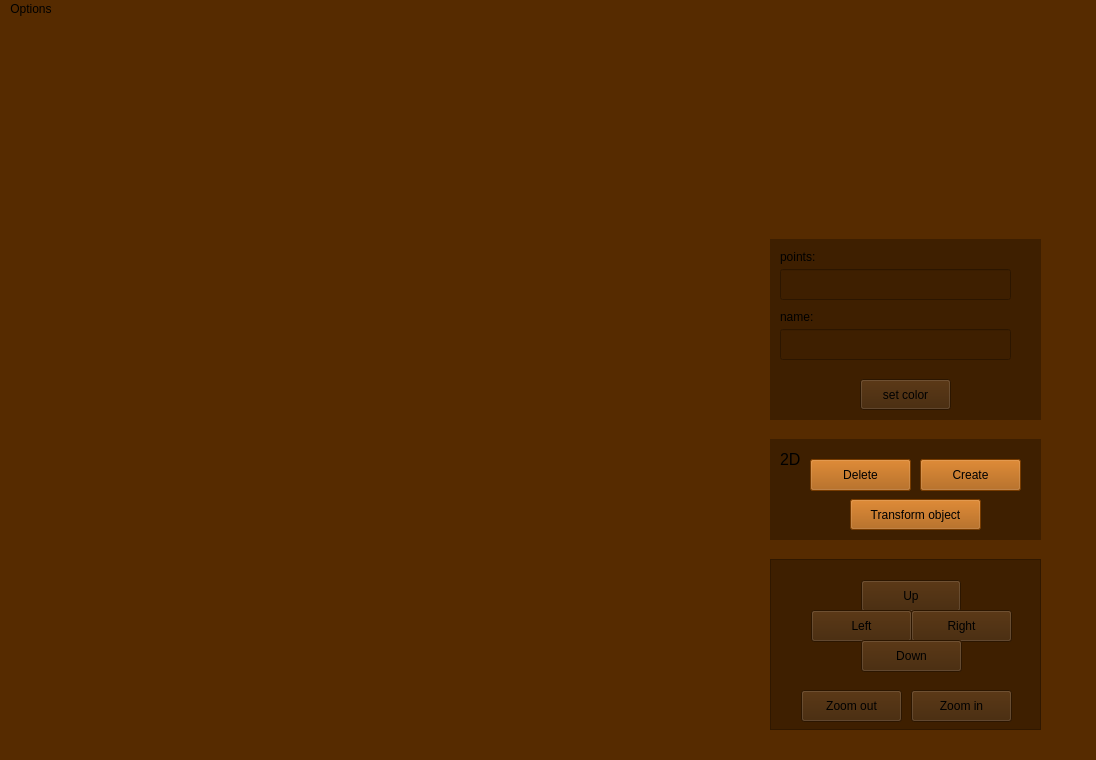
Qt form src/view/ui_files/main_window.ui (victoriavllso/sistema-grafico-interativo) before a commit.
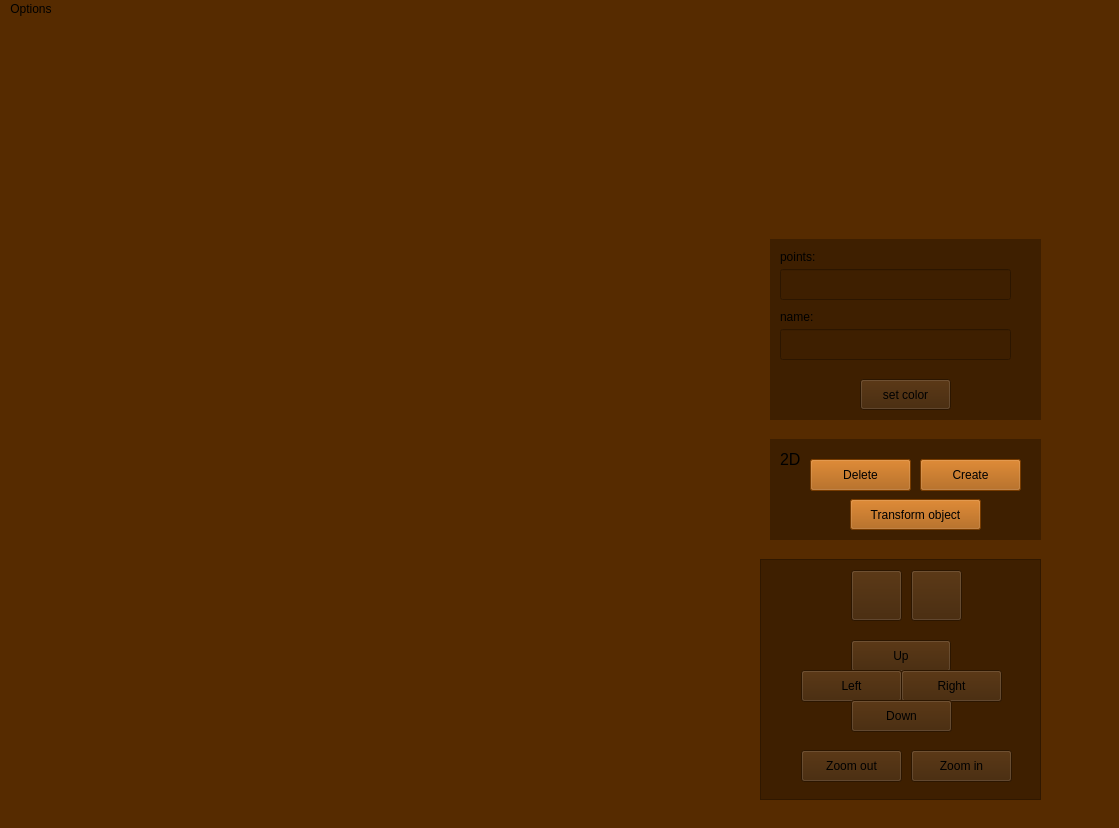
The same form after that commit.

```diff
--- a/src/view/ui_files/main_window.ui
+++ b/src/view/ui_files/main_window.ui
@@ -6,8 +6,8 @@
    <rect>
     <x>0</x>
     <y>0</y>
-    <width>1096</width>
-    <height>760</height>
+    <width>1119</width>
+    <height>828</height>
    </rect>
   </property>
   <property name="palette">
@@ -111,8 +111,8 @@
    <widget class="QLabel" name="vp">
     <property name="geometry">
      <rect>
-      <x>100</x>
-      <y>10</y>
+      <x>70</x>
+      <y>60</y>
       <width>621</width>
       <height>661</height>
      </rect>
@@ -124,10 +124,10 @@
    <widget class="QScrollArea" name="scrollArea">
     <property name="geometry">
      <rect>
-      <x>770</x>
+      <x>760</x>
       <y>540</y>
-      <width>271</width>
-      <height>171</height>
+      <width>281</width>
+      <height>241</height>
      </rect>
     </property>
     <property name="styleSheet">
@@ -141,15 +141,15 @@
       <rect>
        <x>0</x>
        <y>0</y>
-       <width>269</width>
-       <height>169</height>
+       <width>279</width>
+       <height>239</height>
       </rect>
      </property>
      <widget class="QPushButton" name="up">
       <property name="geometry">
        <rect>
         <x>90</x>
-        <y>20</y>
+        <y>80</y>
         <width>100</width>
         <height>32</height>
        </rect>
@@ -162,7 +162,7 @@
       <property name="geometry">
        <rect>
         <x>40</x>
-        <y>50</y>
+        <y>110</y>
         <width>101</width>
         <height>32</height>
        </rect>
@@ -175,7 +175,7 @@
       <property name="geometry">
        <rect>
         <x>140</x>
-        <y>50</y>
+        <y>110</y>
         <width>101</width>
         <height>32</height>
        </rect>
@@ -188,7 +188,7 @@
       <property name="geometry">
        <rect>
         <x>90</x>
-        <y>80</y>
+        <y>140</y>
         <width>101</width>
         <height>32</height>
        </rect>
@@ -200,8 +200,8 @@
      <widget class="QPushButton" name="z_out">
       <property name="geometry">
        <rect>
-        <x>30</x>
-        <y>130</y>
+        <x>40</x>
+        <y>190</y>
         <width>101</width>
         <height>32</height>
        </rect>
@@ -216,8 +216,8 @@
      <widget class="QPushButton" name="z_in">
       <property name="geometry">
        <rect>
-        <x>140</x>
-        <y>130</y>
+        <x>150</x>
+        <y>190</y>
         <width>101</width>
         <height>32</height>
        </rect>
@@ -229,6 +229,32 @@
        <string>Zoom in</string>
       </property>
      </widget>
+     <widget class="QPushButton" name="button_turn_window_right">
+      <property name="geometry">
+       <rect>
+        <x>150</x>
+        <y>10</y>
+        <width>51</width>
+        <height>51</height>
+       </rect>
+      </property>
+      <property name="text">
+       <string/>
+      </property>
+     </widget>
+     <widget class="QPushButton" name="button_turn_window_left">
+      <property name="geometry">
+       <rect>
+        <x>90</x>
+        <y>10</y>
+        <width>51</width>
+        <height>51</height>
+       </rect>
+      </property>
+      <property name="text">
+       <string/>
+      </property>
+     </widget>
     </widget>
    </widget>
    <widget class="QWidget" name="widget" native="true">
@@ -398,7 +424,7 @@
     <rect>
      <x>0</x>
      <y>0</y>
-     <width>1096</width>
+     <width>1119</width>
      <height>19</height>
     </rect>
    </property>
```
